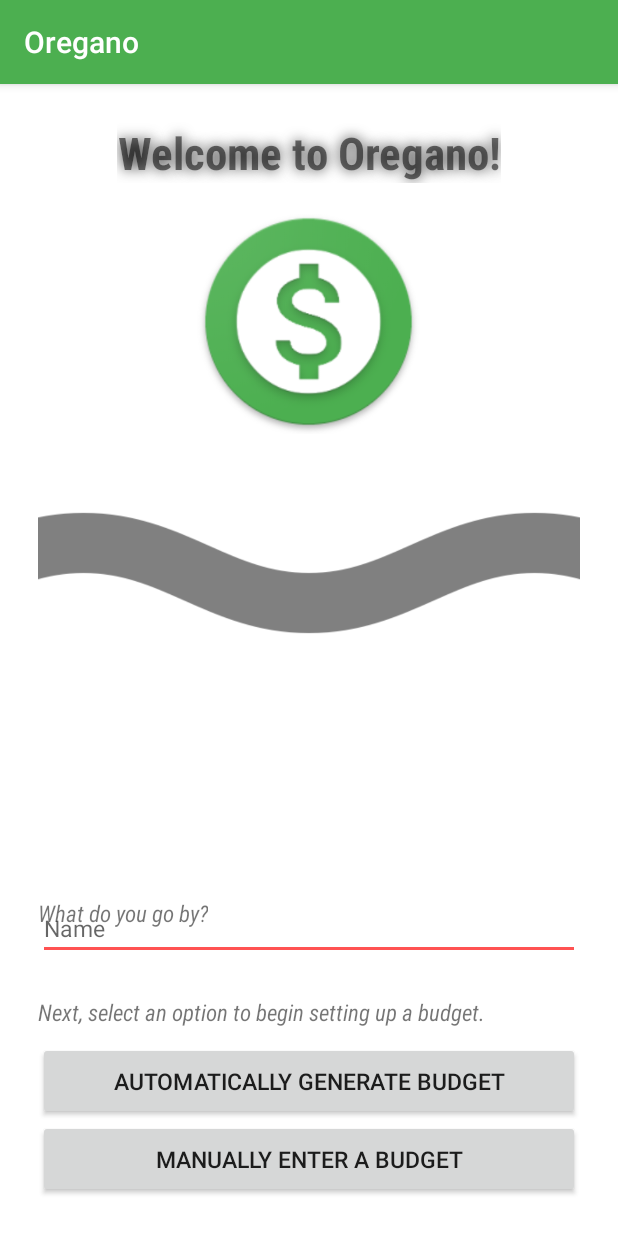
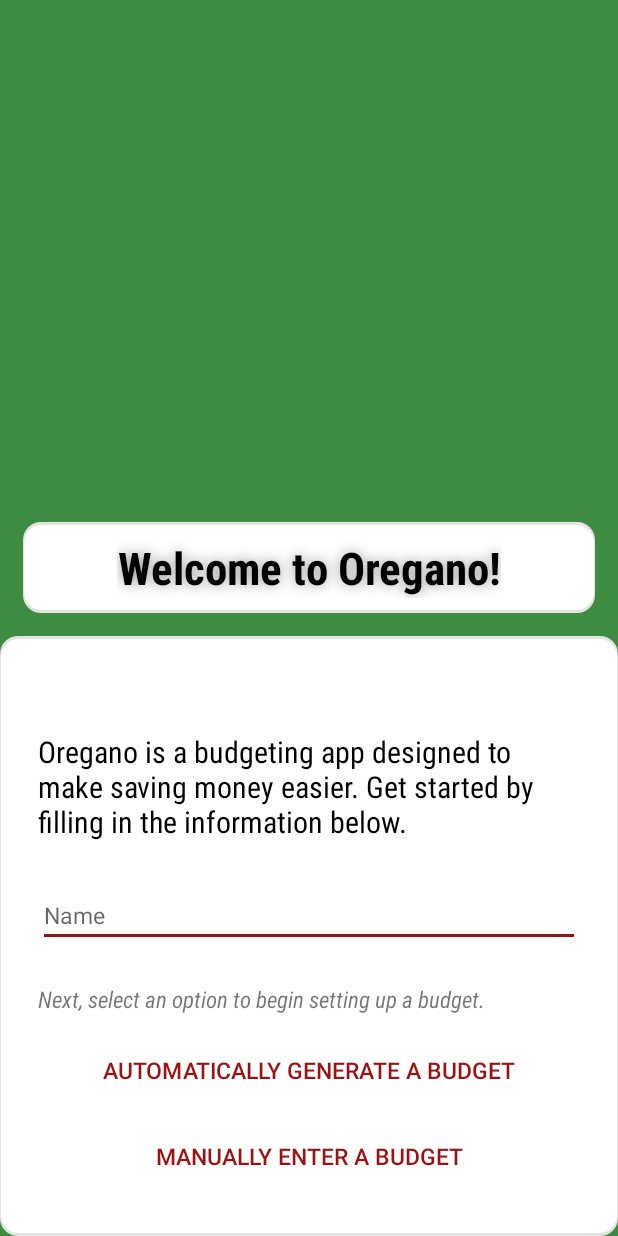
Before and after one commit to kaisubr/Oregano, an Android app: the screen it shows after launch (Setup), on a phone screen of 412 x 824 dp. Run offline under Robolectric (Android 15) with nearby library versions, the phone set to English and light mode, and no system bars; plain views replace MaterialTextField.

Commit message:
Update Setup, implemented BudgetChart, tweaked Colors, updated Styles to support ripple color

```diff
--- a/app/build.gradle
+++ b/app/build.gradle
@@ -24,7 +24,7 @@ dependencies {
     compile 'com.android.support:appcompat-v7:26.1.0'
     compile 'com.android.support.constraint:constraint-layout:1.1.3'
     compile 'com.github.florent37:materialtextfield:1.0.7'
-
+    compile 'com.github.PhilJay:MPAndroidChart:v3.1.0'
 
     testCompile 'junit:junit:4.12'
     androidTestCompile('com.android.support.test.espresso:espresso-core:3.0.2', {
--- a/app/src/main/AndroidManifest.xml
+++ b/app/src/main/AndroidManifest.xml
@@ -22,6 +22,8 @@
         </activity>
         <activity android:name=".SetupAuto">
         </activity>
+        <activity android:name=".BudgetChartActivity">
+        </activity>
     </application>
 
 </manifest>
--- a/app/src/main/java/io/github/kaisubr/oregano/Setup.java
+++ b/app/src/main/java/io/github/kaisubr/oregano/Setup.java
@@ -1,25 +1,34 @@
 package io.github.kaisubr.oregano;
 
+import android.app.Activity;
 import android.content.Intent;
+import android.graphics.*;
 import android.os.Bundle;
 import android.support.v7.app.AppCompatActivity;
 import android.view.View;
+import android.view.Window;
 import android.widget.Button;
 import android.widget.EditText;
+import android.widget.ImageView;
+import android.widget.RelativeLayout;
 
-public class Setup extends AppCompatActivity {
+public class Setup extends Activity {
 
     Button manual, automatic;
     EditText nameText;
+    RelativeLayout header, input;
 
     @Override
     protected void onCreate(Bundle savedInstanceState) {
         super.onCreate(savedInstanceState);
+        this.requestWindowFeature(Window.FEATURE_NO_TITLE);
         setContentView(R.layout.activity_setup);
 
         automatic = (Button) findViewById(R.id.autobutton);
         manual = (Button) findViewById(R.id.manualbutton);
         nameText = (EditText) findViewById(R.id.nameId);
+        header = (RelativeLayout) findViewById(R.id.relativeLayout5);
+        input = (RelativeLayout) findViewById(R.id.relativeLayout);
 
         automatic.setOnClickListener(new View.OnClickListener() {
             @Override
--- /dev/null
+++ b/app/src/main/res/drawable/flat_button.xml
@@ -0,0 +1,34 @@
+<?xml version="1.0" encoding="utf-8"?>
+<layer-list xmlns:android="http://schemas.android.com/apk/res/android">
+
+    <item>
+        <shape android:shape="rectangle">
+            <solid android:color="#e3e3e1"/>
+            <corners android:radius="12dp" />
+        </shape>
+    </item>
+    <item
+            android:left="1dp"
+            android:right="1dp"
+            android:top="2dp"
+            android:bottom="2dp">
+        <shape android:shape="rectangle">
+            <solid android:color="@android:color/white"/>
+            <corners android:radius="12dp" />
+        </shape>
+    </item>
+
+
+
+</layer-list>
+<!--<shape xmlns:android="http://schemas.android.com/apk/res/android"-->
+       <!--android:shape="rectangle" >-->
+
+    <!--<solid android:color="#fff" />-->
+    <!--<corners android:radius="3dp" />-->
+
+    <!--<stroke-->
+            <!--android:width="2dp"-->
+            <!--android:color="#222" />-->
+
+<!--</shape>-->
--- a/app/src/main/res/layout/activity_setup.xml
+++ b/app/src/main/res/layout/activity_setup.xml
@@ -8,16 +8,21 @@
         android:padding="0dp"
         android:background="#ffffff"
         tools:context="io.github.kaisubr.oregano.Setup"
+        android:backgroundTint="@color/colorPrimary"
 >
     <RelativeLayout
             android:layout_width="match_parent"
-            android:layout_height="match_parent"
-            android:padding="25dp"
-            android:layout_alignBottom="@+id/relativeLayout" android:layout_alignParentStart="true">
+            android:layout_height="wrap_content"
+            android:layout_margin="15dp"
+            android:padding="10dp"
+            android:background="@drawable/flat_button"
+            android:layout_above="@+id/relativeLayout"
+            android:id="@+id/relativeLayout5">
         <TextView
                 android:layout_width="wrap_content" android:layout_height="wrap_content"
                 android:text="Welcome to Oregano!"
-                android:shadowColor="#444"
+                android:textColor="#000"
+                android:shadowColor="#999"
                 android:shadowDy="0"
                 android:shadowRadius="10"
                 android:textStyle="bold"
@@ -26,20 +31,20 @@
                 android:textSize="30sp"
                 android:id="@+id/welcometv"
                 android:textAlignment="center"/>
-        <ImageView
-                android:layout_width="150dp"
-                android:layout_height="150dp" app:srcCompat="@drawable/ic_launcherhi"
-                android:id="@+id/imageView2"
-                android:layout_marginTop="17dp" android:layout_below="@+id/welcometv"
-                android:layout_centerHorizontal="true"/>
-        <ImageView
-                android:layout_width="wrap_content"
-                android:layout_height="wrap_content" app:srcCompat="@drawable/wavy"
-                android:rotation="90"
-                android:alpha="0.5"
-                android:id="@+id/imageView3"
-                android:layout_marginBottom="116dp"
-                android:layout_alignParentBottom="true" android:layout_centerHorizontal="true"/>
+        <!--<ImageView-->
+                <!--android:layout_width="75dp"-->
+                <!--android:layout_height="75dp" app:srcCompat="@drawable/ic_launcherhi"-->
+                <!--android:id="@+id/imageView2"-->
+                <!--android:layout_marginTop="10dp"-->
+                <!--android:layout_below="@+id/welcometv" android:layout_centerHorizontal="true"/>-->
+        <!--<ImageView-->
+        <!--android:layout_width="wrap_content"-->
+        <!--android:layout_height="wrap_content" app:srcCompat="@drawable/wavy"-->
+        <!--android:rotation="90"-->
+        <!--android:alpha="0.5"-->
+        <!--android:id="@+id/imageView3"-->
+        <!--android:layout_marginBottom="116dp"-->
+        <!--android:layout_alignParentBottom="true" android:layout_centerHorizontal="true"/>-->
 
     </RelativeLayout>
 
@@ -48,8 +53,18 @@
             android:layout_height="400dp" android:id="@+id/relativeLayout"
             android:layout_alignParentBottom="true" android:layout_alignParentEnd="true"
             android:padding="25dp"
+            android:background="@drawable/flat_button"
     >
 
+        <TextView
+                android:layout_width="wrap_content" android:layout_height="wrap_content"
+                android:text="Oregano is a budgeting app designed to make saving money easier. Get started by filling in the information below."
+                android:fontFamily="sans-serif-condensed"
+                android:textColor="#000"
+                android:textSize="20sp"
+                android:id="@+id/aboutoregano"
+                android:layout_marginBottom="28dp"
+                android:layout_above="@+id/materialTextField" android:layout_alignParentStart="true"/>
         <com.github.florent37.materialtextfield.MaterialTextField
                 android:layout_width="match_parent"
                 android:layout_height="wrap_content"
@@ -67,7 +82,7 @@
                     android:textSize="15sp"/>
             <TextView
                     android:layout_width="wrap_content" android:layout_height="wrap_content"
-                    android:text="What do you go by?"
+                    android:text=" "
                     android:fontFamily="sans-serif-condensed"
                     android:textSize="15sp"
                     android:textStyle="italic"
@@ -76,20 +91,28 @@
                     android:layout_above="@+id/materialTextField" android:layout_centerHorizontal="true"/>
 
         </com.github.florent37.materialtextfield.MaterialTextField>
+
         <Button
-                android:layout_width="match_parent" android:layout_height="wrap_content"
+                android:layout_width="match_parent" android:layout_height="55dp"
+                style="?android:attr/borderlessButtonStyle"
+                android:textColor="@color/colorAccent"
+                android:text="Automatically generate a budget"
+                android:textSize="15sp"
+                android:id="@+id/autobutton"
+                android:layout_above="@+id/manualbutton"
+        />
+
+        <Button
+                android:layout_width="match_parent" android:layout_height="55dp"
+                style="?android:attr/borderlessButtonStyle"
+                android:textColor="@color/colorAccent"
                 android:text="Manually enter a budget"
-                android:padding="15dp"
+                android:layout_marginTop="2dp"
                 android:textSize="15sp"
                 android:id="@+id/manualbutton"
-                android:layout_alignParentBottom="true" android:layout_alignStart="@+id/autobutton"/>
-        <Button
-                android:layout_width="match_parent" android:layout_height="wrap_content"
-                android:text="Automatically generate budget"
-                android:padding="15dp"
-                android:textSize="15sp"
-                android:id="@+id/autobutton"
-                android:layout_above="@+id/manualbutton" android:layout_alignParentEnd="true"/>
+                android:layout_alignParentBottom="true"
+                android:layout_alignStart="@+id/autobutton"/>
+
         <TextView
                 android:layout_width="wrap_content" android:layout_height="wrap_content"
                 android:text="Next, select an option to begin setting up a budget."
--- a/app/src/main/res/values/colors.xml
+++ b/app/src/main/res/values/colors.xml
@@ -1,7 +1,9 @@
 <?xml version="1.0" encoding="utf-8"?>
 <resources>
     <color name="colorPrimaryLight">#d3e8d6</color>
-    <color name="colorPrimary">#4caf50</color>
-    <color name="colorPrimaryDark">#388e3c</color>
-    <color name="colorAccent">#ff5252</color>
+    <color name="colorPrimary">#3e8c41</color>
+    <color name="colorPrimaryDark">#29692c</color>
+    <color name="colorAccent">#9c1111</color>
+    <color name="colorAccentLight">#ffb8b8</color>
+    <color name="colorControlHighlight">#ffb8b8</color>
 </resources>
--- a/app/src/main/res/values/styles.xml
+++ b/app/src/main/res/values/styles.xml
@@ -6,6 +6,8 @@
         <item name="colorPrimary">@color/colorPrimary</item>
         <item name="colorPrimaryDark">@color/colorPrimaryDark</item>
         <item name="colorAccent">@color/colorAccent</item>
+
+        <item name="colorControlHighlight">@color/colorControlHighlight</item>
     </style>
 
 </resources>
--- a/build.gradle
+++ b/build.gradle
@@ -19,6 +19,8 @@ allprojects {
     repositories {
         google()
         jcenter()
+        maven { url "https://jitpack.io" }
+
     }
 }
 
```
Also changed, not shown: app/src/main/java/io/github/kaisubr/oregano/BudgetChartActivity.java (added, +107 -0 lines), app/src/main/java/io/github/kaisubr/oregano/SetupAuto.java (+47 -19 lines), app/src/main/res/layout/activity_budgetchart.xml (added, +16 -0 lines), app/src/main/res/layout/activity_setup_auto.xml (+12 -8 lines).
